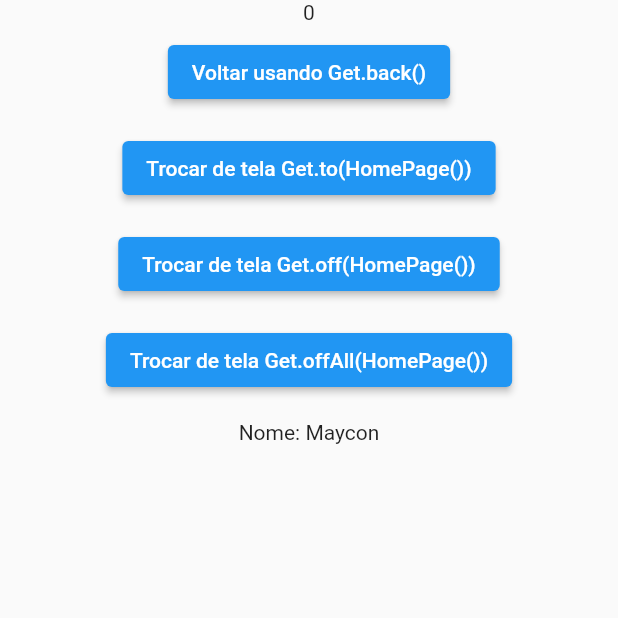
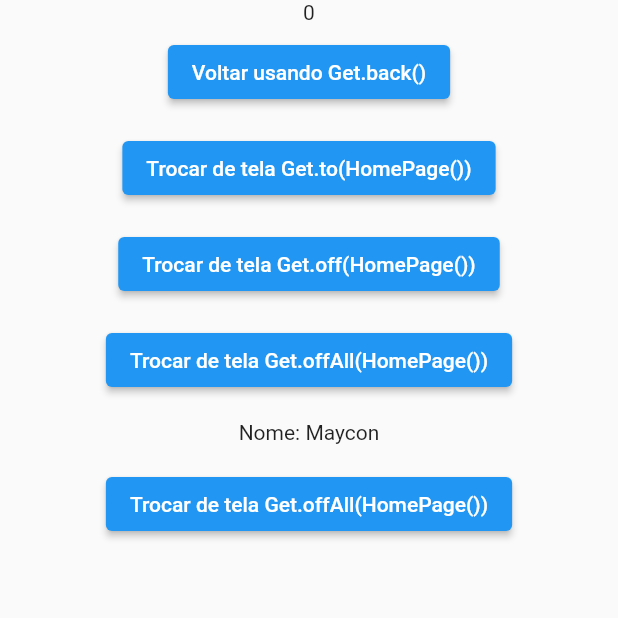
Before and after one commit to Maycon-crz/Flutter_Getx_Start, a Flutter app: the Outra screen opened directly, on a phone screen of 412 x 824 dp, the top half of it. Run offline on Flutter 3.47's test engine with Material 2 defaults, Android fonts, the phone set to English and light mode, and no system bars; our stand-ins replace get.

```diff
--- a/lib/app/view/outra_page.dart
+++ b/lib/app/view/outra_page.dart
@@ -18,7 +18,6 @@ class Outra extends StatelessWidget {
                 child: ElevatedButton(
                   onPressed: () {
                     Get.back();
-                    Get.changeTheme(ThemeData.dark());
                   },
                   child: Text("Voltar usando Get.back()"),
                 ),
@@ -54,7 +53,17 @@ class Outra extends StatelessWidget {
               ),
               Padding(
                 padding: const EdgeInsets.all(8.0),
+                //Pegando nome dentro de um controller instanciado lá em cima
                 child: Text("Nome: ${controllerOutra.nome}"),
+              ),
+              Padding(
+                padding: const EdgeInsets.all(8.0),
+                child: ElevatedButton(
+                  onPressed: () {
+                    Get.changeTheme(ThemeData.dark());
+                  },
+                  child: Text("Trocar de tela Get.offAll(HomePage())"),
+                ),
               ),
             ],
           ),
```
Also changed, not shown: 1 other file.
